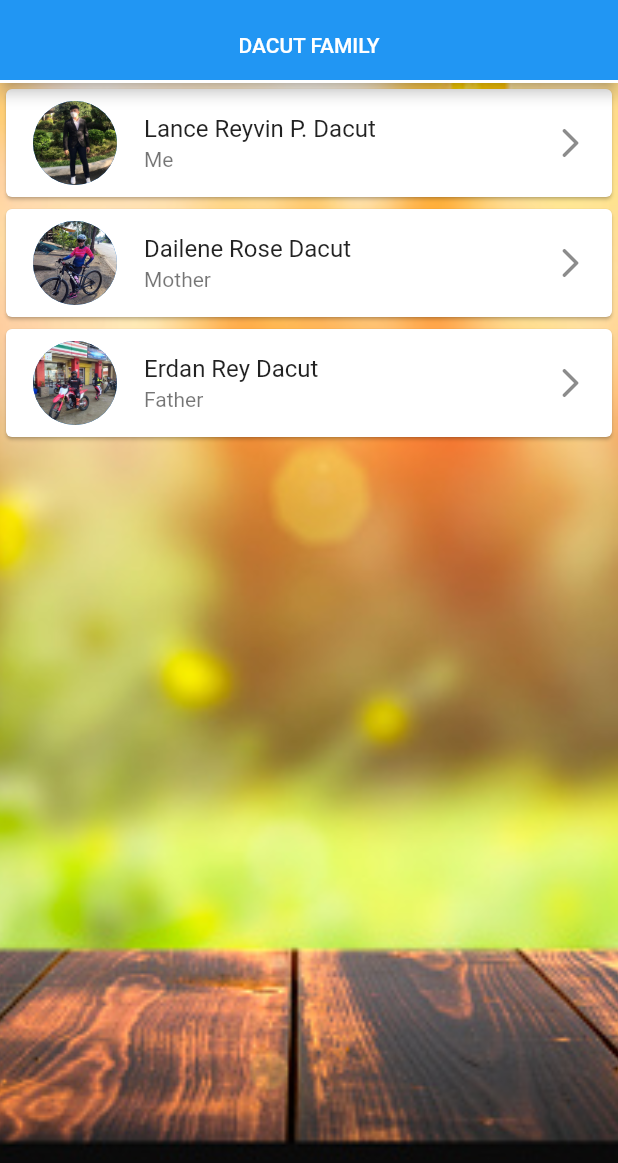
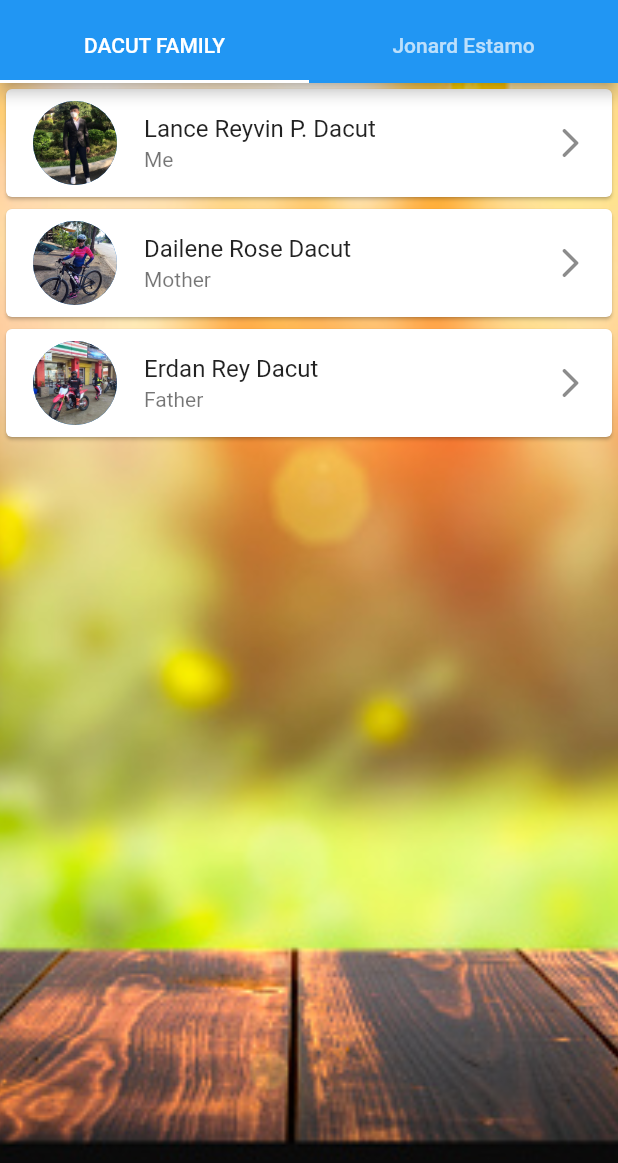
Before and after one commit to FujiwaraKengo/InnovativeTask, a Flutter app: the screen it shows after launch, on a phone screen of 412 x 824 dp, the part 73-1236 px from its top. Run offline on Flutter 3.47's test engine with Material 2 defaults, Android fonts, the phone set to English and light mode, and no system bars.

Commit message:
Tab_jonard Finished

```diff
--- a/lib/pages/first_page.dart
+++ b/lib/pages/first_page.dart
@@ -1,6 +1,6 @@
 import 'package:flutter/material.dart';
+import 'package:innovativetest/pages/tabs/Jonard_Estamo/tab_jonard_one.dart';
 import 'tabs/tab_one.dart';
-
 
 class MobileAppLayout extends StatefulWidget {
   const MobileAppLayout({Key? key}) : super(key: key);
@@ -16,7 +16,7 @@ class _MyAppState extends State<MobileAppLayout> with SingleTickerProviderStateM
 
   @override
   void initState() {
-    tabController = TabController(length: 1, vsync: this);
+    tabController = TabController(length: 2, vsync: this);
     super.initState();
   }
 
@@ -56,7 +56,10 @@ class _MyAppState extends State<MobileAppLayout> with SingleTickerProviderStateM
             controller: tabController,
             tabs: const [
               Tab(
-                child: Text("DACUT FAMILY"),
+                child: Text("DACUT FAMILY")
+              ),
+              Tab(
+                child: Text('Jonard Estamo'),
               ),
             ],
           )
@@ -64,8 +67,8 @@ class _MyAppState extends State<MobileAppLayout> with SingleTickerProviderStateM
       body:TabBarView(
         controller: tabController,
           children: const [
-            FirstTab(),
-
+            Tab(child: FirstTab()),
+            Tab(child: TabJonard()),
           ],
         ),
     );
--- /dev/null
+++ b/lib/pages/tabs/Jonard_Estamo/tab_jonard.dart
@@ -0,0 +1,71 @@
+import 'package:flutter/material.dart';
+
+class Estamo {
+  int? age;
+  String? image;
+  String? name;
+  String? relationship;
+  String? occupation;
+  String? birthday;
+  String? bckimage =
+      "assets/images/MobileProgramming.jpg";
+
+  Estamo({
+    @required this.image,
+    @required this.name,
+    @required this.relationship,
+    @required this.occupation,
+    @required this.age,
+    @required this.birthday,
+  });
+}
+List<Estamo> detailList = [
+  Estamo (
+    image: "assets/images/EstamoJonard.jpg",
+    name: "Jonard S. Estamo",
+    relationship:"Me",
+    occupation: "Student",
+    birthday: "June 6, 2001",
+    age: 21,
+
+  ),
+  Estamo (
+    image: "assets/images/mother.jpg",
+    name: "Eva S. Estamo",
+    relationship:"Mother",
+    occupation: "Government Employee",
+    birthday: "June 21, 1969",
+    age: 57,
+
+  ),
+
+  Estamo (
+    image: "assets/images/father.jpg",
+    name: "Charlie V. Estamo",
+    relationship:"Father",
+    occupation: "Business Man",
+    birthday: "November 29, 1962",
+    age: 62,
+
+  ),
+
+  Estamo (
+    image: "assets/images/Older Brother.jpg",
+    name: "Joward S. Estamo",
+    relationship:"Older Brother",
+    occupation: "Government Employee & Business Man",
+    birthday: "June 14, 1990",
+    age: 32,
+
+  ),
+
+  Estamo (
+    image: "assets/images/Older Sister.jpg",
+    name: "Charie E. Taylor",
+    relationship:"Older Sister",
+    occupation: "OFW",
+    birthday: "April 24, 1998",
+    age: 33,
+
+  ),
+];
--- a/pubspec.yaml
+++ b/pubspec.yaml
@@ -55,6 +55,7 @@ dev_dependencies:
 flutter:
   uses-material-design: true
   assets:
+    - assets/images/
     - assets/me.jpg
     - assets/father.jpg
     - assets/mother.jpg
```
Also changed, not shown: lib/pages/tabs/Jonard_Estamo/tab_jonard_one.dart (added, +41 -0 lines), lib/pages/tabs/Jonard_Estamo/tab_jonard_two.dart (added, +157 -0 lines), assets/images/EstamoJonard.jpg (added), assets/images/MobileProgramming.jpg (added), assets/images/Older Brother.jpg (added), assets/images/Older Sister.jpg (added), assets/images/USTP.jpg (added), assets/images/father.jpg (added), assets/images/leaves.jpg (added), assets/images/mother.jpg (added).
